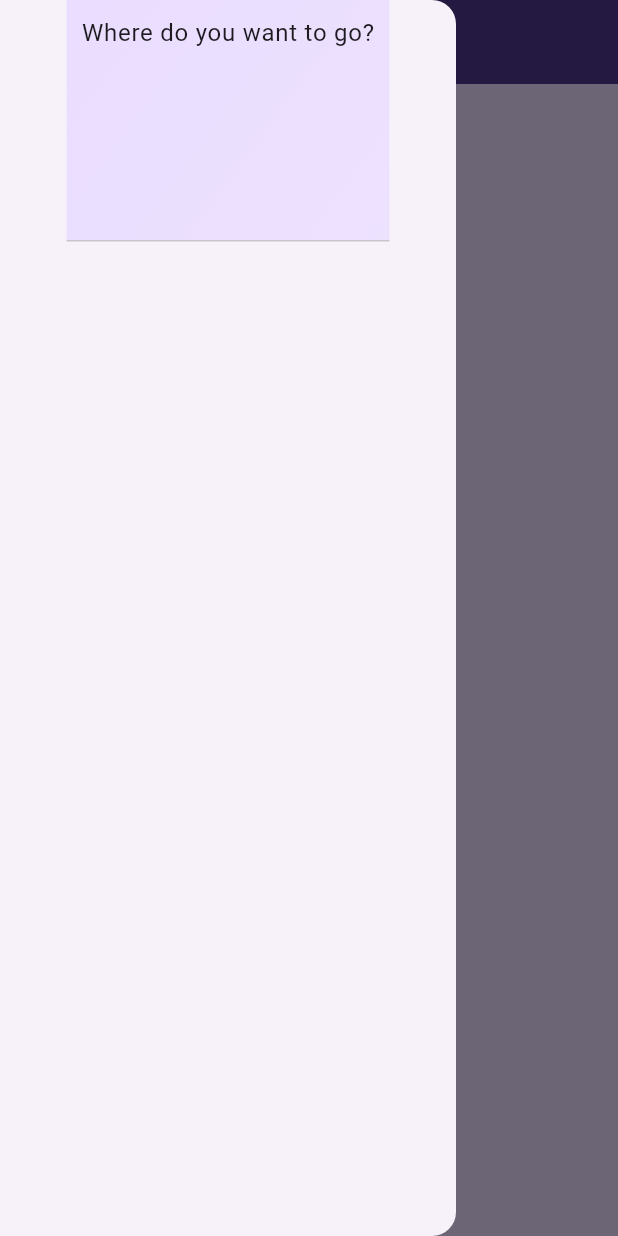
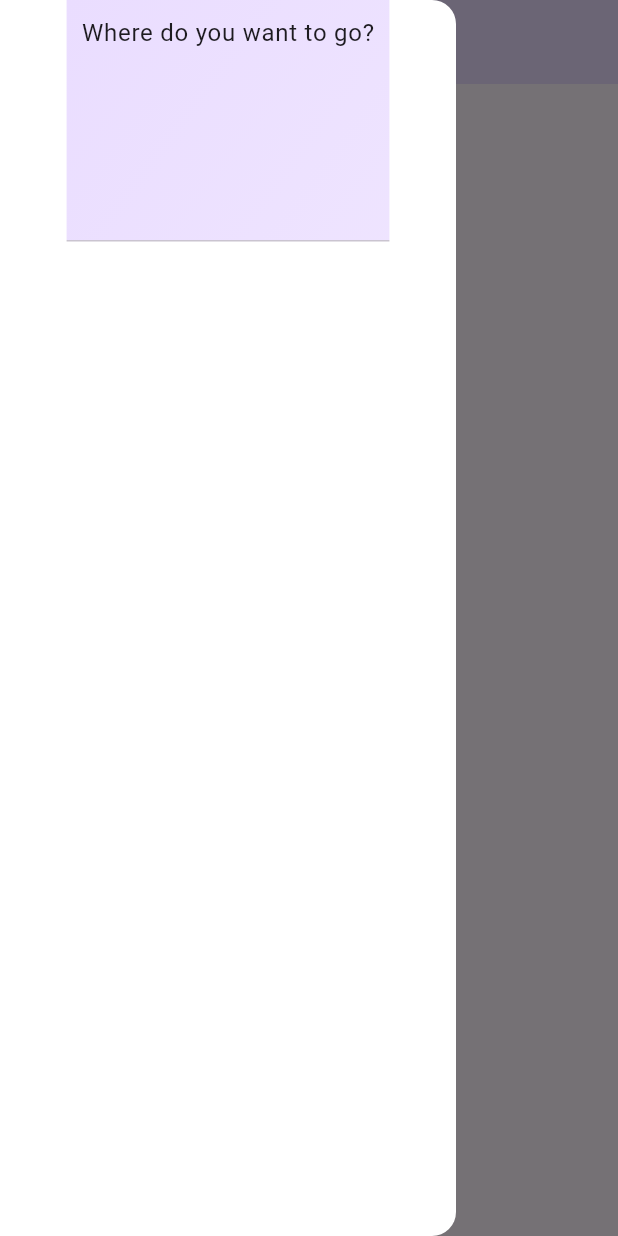
Before and after one commit to bragisivarss/lokaverkefni, a Flutter app: the screen it shows after launch, with the side drawer open, on a phone screen of 412 x 824 dp. Run offline on Flutter 3.47's test engine with Material 3 defaults, Android fonts, the light colour scheme and no system bars; our stand-ins replace google_fonts; Roboto replaces fonts that are missing (Alef).

Commit message:
small fixes

```diff
--- a/lib/screens/home_page.dart
+++ b/lib/screens/home_page.dart
@@ -12,12 +12,18 @@ class _HomePageScreenState extends State<HomePageScreen> {
   @override
   Widget build(BuildContext context) {
     return Scaffold(
-      backgroundColor: Theme.of(context).colorScheme.primaryContainer,
+      backgroundColor: Theme.of(context).colorScheme.background,
       appBar: AppBar(
-        backgroundColor: Theme.of(context).colorScheme.onPrimaryContainer,
-        title: const Text('Welcome *USER*'),
+        backgroundColor: Theme.of(context).colorScheme.primaryContainer,
+        title: Text('Welcome *USER*',
+        style: TextStyle(
+          color: Theme.of(context).colorScheme.onPrimaryContainer
+        ),
+        ),
       ),
-      drawer: const MainDrawer(),
+      drawer: const MainDrawer(
+
+      ),
       body: const Column(
         children: [
           Text('Hello'),
--- a/lib/widgets/main_drawer.dart
+++ b/lib/widgets/main_drawer.dart
@@ -12,6 +12,7 @@ class MainDrawer extends StatelessWidget {
   @override
   Widget build(BuildContext context) {
     return Drawer(
+      backgroundColor: Colors.white,
       child: Column(
         children: [
           DrawerHeader(
```
Also changed, not shown: lib/screens/login.dart (+8 -0 lines).
